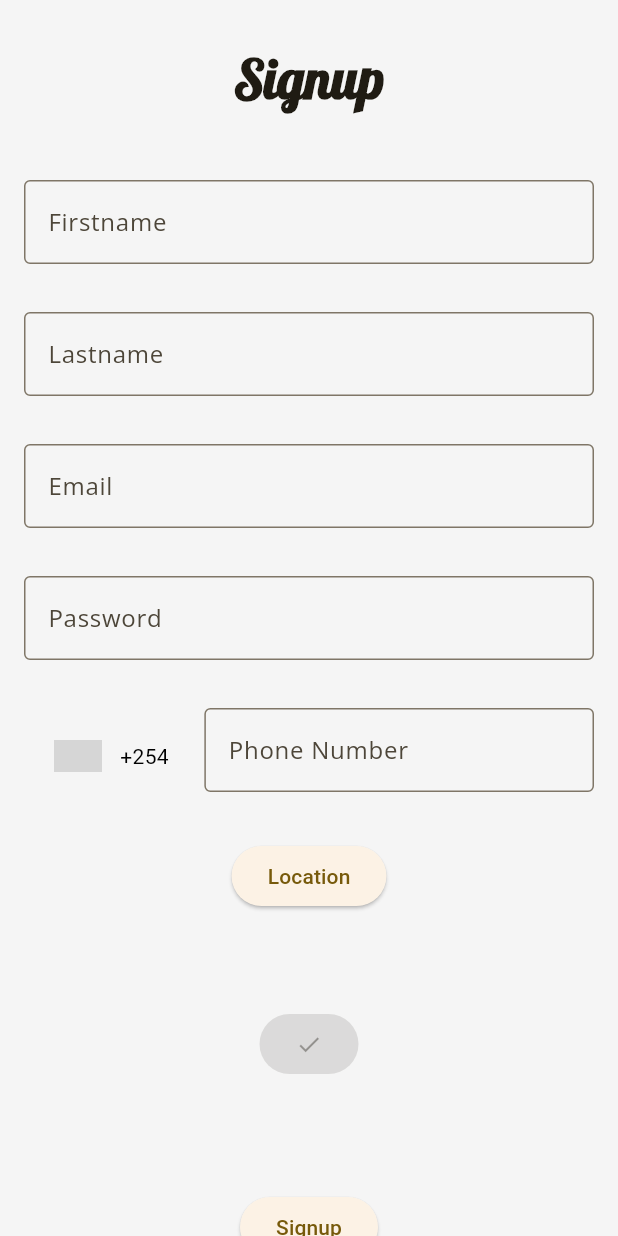
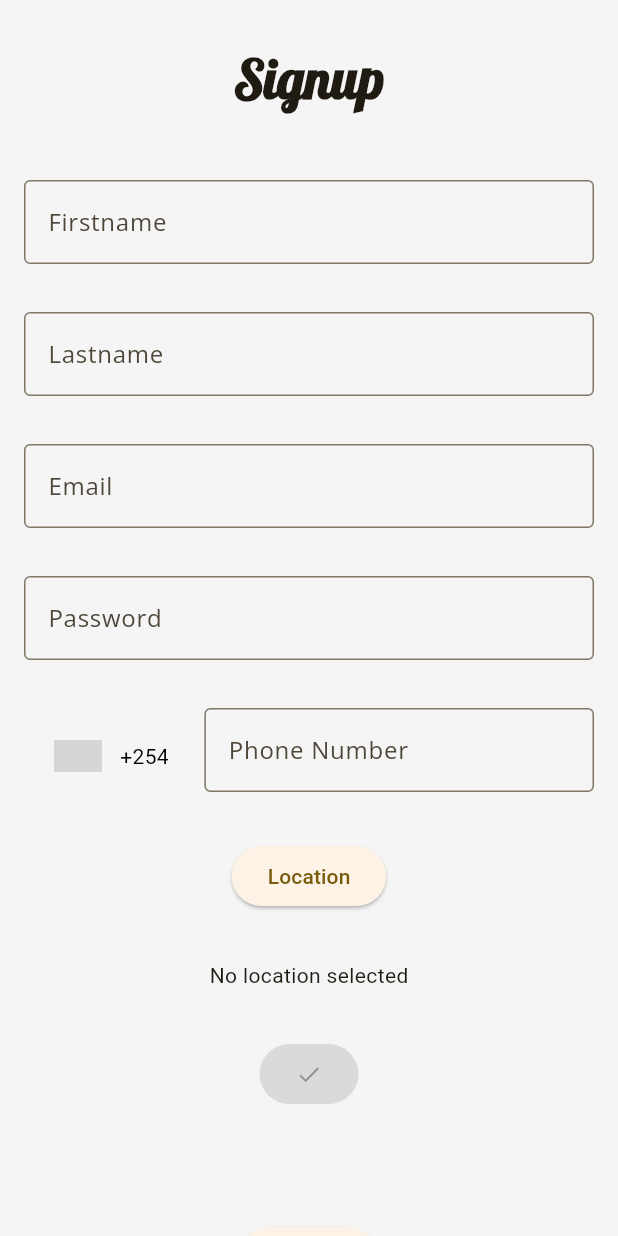
Before and after one commit to Buteya/likort, a Flutter app: the LikortSignup screen opened by its route, on a phone screen of 412 x 824 dp. Run offline on Flutter 3.47's test engine with Material 3 defaults, Android fonts, the phone set to English and light mode, and no system bars; drawn by our look-alikes of intl_phone_number_input; our stand-ins replace geolocator, google_fonts, google_maps_flutter, image_picker, shared_preferences; accounts and stored records are empty; grey boxes are pictures that could not be loaded.

Commit message:
fixing up signup screen

```diff
--- a/lib/auth/likortsignup.dart
+++ b/lib/auth/likortsignup.dart
@@ -181,10 +181,6 @@ class _LikortSignupState extends State<LikortSignup> {
                     ),
                     Padding(
                       padding: const EdgeInsets.all(16.0),
-                      child: SizedBox(
-                        height: _selectedMarker == null
-                            ? 0
-                            : MediaQuery.of(context).size.height * .4,
                       child: Expanded(
                         child: _currentPosition != null
                             ? SizedBox(
@@ -219,7 +215,6 @@ class _LikortSignupState extends State<LikortSignup> {
                               ),
                       ),
                     ),
-                    ),
                     Padding(
                       padding: const EdgeInsets.all(16.0),
                       child: ElevatedButton(
@@ -233,8 +228,12 @@ class _LikortSignupState extends State<LikortSignup> {
                         child: const Icon(Icons.check),
                       ),
                     ),
-                    Text(_selectedMarker != null?_selectedMarker!.position.latitude.toString():''),
-                    Text(_selectedMarker != null?_selectedMarker!.position.longitude.toString():''),
+                    Text(_selectedMarker != null
+                        ? _selectedMarker!.position.latitude.toString()
+                        : ''),
+                    Text(_selectedMarker != null
+                        ? _selectedMarker!.position.longitude.toString()
+                        : ''),
                     Padding(
                       padding: const EdgeInsets.all(16.0),
                       child: ElevatedButton(
```
Lines whose indentation alone changed are shown as unchanged.
